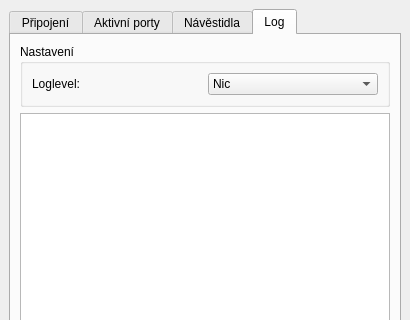
Old version of the form form/main-window.ui in the repository kmzbrnoI/rcs-lib-XpressNET-qt; both pictures show x 0 to 410 and y 0 to 320 of the 410 by 478 pixel window.
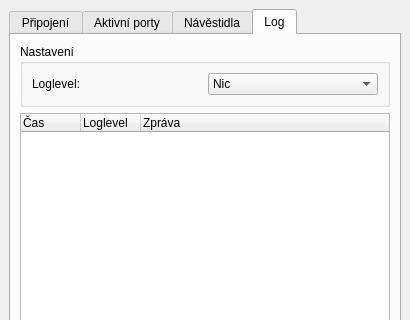
New version of the form. The open tabs and pages were chosen to show the change.

Commit message: tw_xn_log: make header visible.

Patch:
```diff
--- a/form/main-window.ui
+++ b/form/main-window.ui
@@ -483,7 +483,7 @@
            <bool>false</bool>
           </property>
           <attribute name="headerVisible">
-           <bool>false</bool>
+           <bool>true</bool>
           </attribute>
           <attribute name="headerCascadingSectionResizes">
            <bool>false</bool>
```
